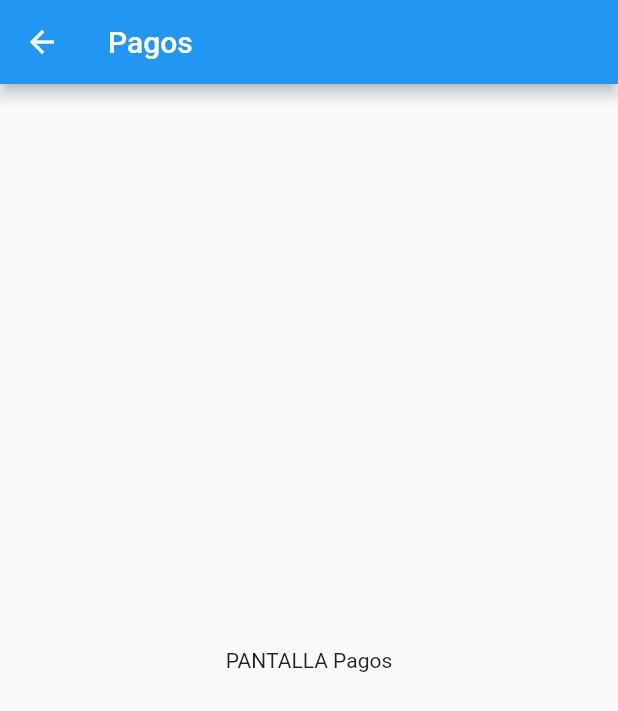
After one commit to miguel-GF/nomina_control_flutter, a Flutter app: the PagosScreen screen opened by its route, on a phone screen of 412 x 824 dp. The commit adds this screen. Shown: the top 711 px of the screen. Run offline on Flutter 3.47's test engine with Material 2 defaults, Android fonts, the phone set to English and light mode, and no system bars; our stand-ins replace animated_bottom_navigation_bar, auto_size_text, get, lottie.

Commit message:
[Pagos] Se agrega screen, rutas, constatnes necesarias para módulo pagos inicial

```diff
--- a/lib/constants/constants_menu.dart
+++ b/lib/constants/constants_menu.dart
@@ -1,2 +1,3 @@
 const String opcionMenuNomina = 'nomina';
 const String opcionMenuOperador = 'operadores';
+const String opcionMenuPagos = 'pagos';
--- a/lib/routes/get_pages.dart
+++ b/lib/routes/get_pages.dart
@@ -3,6 +3,7 @@ import 'package:get/get.dart';
 import '../screens/home_screen.dart';
 import '../screens/nominas_screen.dart';
 import '../screens/operadores_screen.dart';
+import '../screens/pagos_screen.dart';
 import '../screens/splash_screen.dart';
 import 'name_pages.dart';
 
@@ -14,5 +15,6 @@ class GetPages {
         name: nameNominasScreen, page: () => const NominasScreen()),
     GetPage<dynamic>(
         name: nameOperadoresScreen, page: () => const OperadoresScreen()),
+    GetPage<dynamic>(name: namePagosScreen, page: () => const PagosScreen()),
   ];
 }
--- a/lib/routes/name_pages.dart
+++ b/lib/routes/name_pages.dart
@@ -2,3 +2,4 @@ const String nameSplashScreen = '/splash-screen';
 const String nameHomeScreen = '/home-screen';
 const String nameNominasScreen = '/operadores-screen';
 const String nameOperadoresScreen = '/nominas-screen';
+const String namePagosScreen = '/pagos-screen';
--- /dev/null
+++ b/lib/screens/pagos_screen.dart
@@ -0,0 +1,17 @@
+import 'package:flutter/material.dart';
+
+class PagosScreen extends StatelessWidget {
+  const PagosScreen({super.key});
+
+  @override
+  Widget build(BuildContext context) {
+    return Scaffold(
+      appBar: AppBar(
+        title: const Text('Pagos'),
+      ),
+      body: const Center(
+        child: Text('PANTALLA Pagos'),
+      ),
+    );
+  }
+}
```
